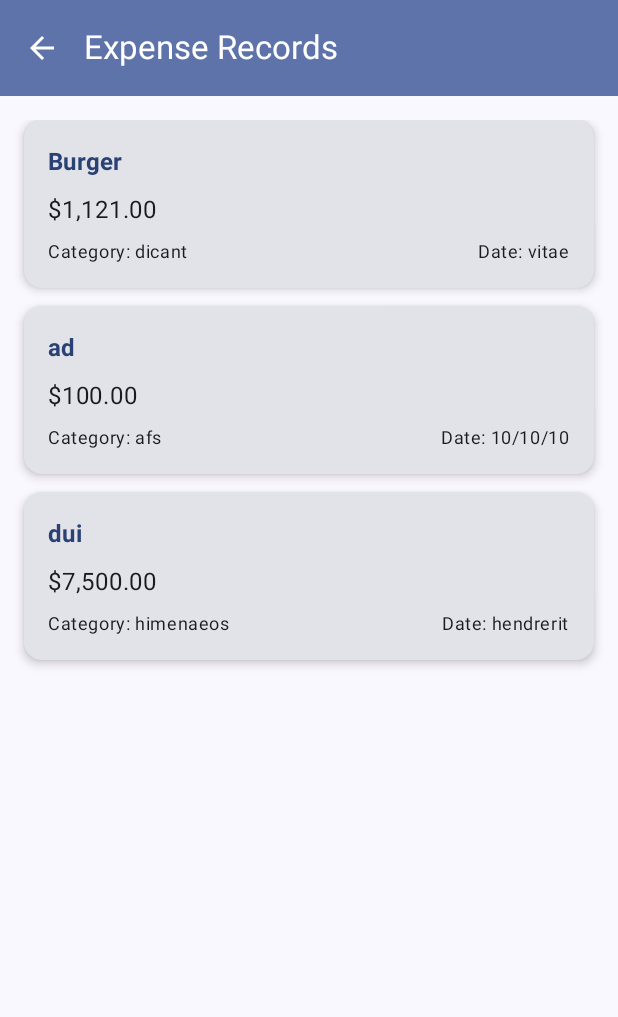
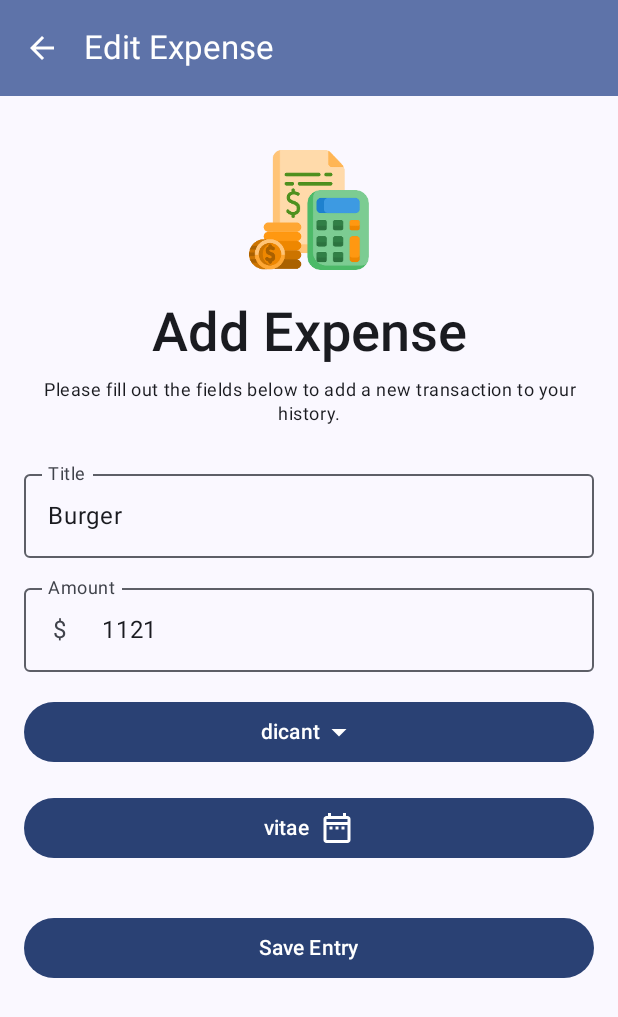
Before and after one commit to pinsensius/Assesment1_0138, an Android app built with Jetpack Compose: the ExpenseListScreen screen opened through its navigation route, after a tap on "Burger", on a phone screen of 412 x 824 dp. Shown: the top 1017 px of the screen. Run offline under Robolectric (Android 15) with nearby library versions, the light colour scheme and no system bars.

Commit message:
Menambah navigasi dengan data ke halaman detail data ( Add Income dan Expense ) lalu menampilkan data tersebut dengan ID yang telah dipilih

```diff
--- a/app/src/main/java/com/boido0138/asesment1_0138/model/Expense.kt
+++ b/app/src/main/java/com/boido0138/asesment1_0138/model/Expense.kt
@@ -1,3 +1,9 @@
 package com.boido0138.asesment1_0138.model
 
-data class Expense(val title : String, val values : Int, val tags : String, val date : String)
+data class Expense(
+    val id : Long,
+    val title : String,
+    val values : Int,
+    val tags : String,
+    val date : String
+)
--- a/app/src/main/java/com/boido0138/asesment1_0138/model/ExpenseList.kt
+++ b/app/src/main/java/com/boido0138/asesment1_0138/model/ExpenseList.kt
@@ -5,7 +5,7 @@ object ExpenseList {
 
     val expenseList : List<Expense> get() = _expenseList
 
-    var tempExpense : Expense = Expense("", 0, "Tags" ,"Date")
+    var tempExpense : Expense = Expense(1,"", 0, "Tags" ,"Date")
 
     fun addToExpenseLis(expense: Expense){
         _expenseList.add(expense)
--- a/app/src/main/java/com/boido0138/asesment1_0138/model/ExpenseViewModel.kt
+++ b/app/src/main/java/com/boido0138/asesment1_0138/model/ExpenseViewModel.kt
@@ -5,13 +5,17 @@ import androidx.lifecycle.ViewModel
 class ExpenseViewModel : ViewModel() {
     val data = listOf(
         Expense(
-            "Burger", values = 1121, tags = "dicant", date = "vitae"
+            id = 1,"Burger", values = 1121, tags = "dicant", date = "vitae"
         ),
         Expense(
-            title = "ad", values = 100, tags = "afs", date = "10/10/10"
+            id = 2, title = "ad", values = 100, tags = "afs", date = "10/10/10"
         ),
         Expense(
-            title = "dui", values = 7500, tags = "himenaeos", date = "hendrerit"
+            id = 3, title = "dui", values = 7500, tags = "himenaeos", date = "hendrerit"
         )
     )
+
+    fun getExpense(id : Long): Expense?{
+        return data.find { it.id == id }
+    }
 }
--- a/app/src/main/java/com/boido0138/asesment1_0138/model/IncomeList.kt
+++ b/app/src/main/java/com/boido0138/asesment1_0138/model/IncomeList.kt
@@ -5,7 +5,7 @@ object IncomeList {
 
     val incomeList : List<Income> get() = _incomeList
 
-    var tempIncome : Income = Income("", 0,"Date")
+    var tempIncome : Income = Income(1,"", 0,"Date")
 
     fun addToIncomeList(income: Income){
         _incomeList.add(income)
--- a/app/src/main/java/com/boido0138/asesment1_0138/navigation/NavGraph.kt
+++ b/app/src/main/java/com/boido0138/asesment1_0138/navigation/NavGraph.kt
@@ -2,14 +2,18 @@ package com.boido0138.asesment1_0138.navigation
 
 import androidx.compose.runtime.Composable
 import androidx.navigation.NavHostController
+import androidx.navigation.NavType
 import androidx.navigation.compose.NavHost
 import androidx.navigation.compose.composable
 import androidx.navigation.compose.rememberNavController
+import androidx.navigation.navArgument
 import com.boido0138.asesment1_0138.ui.screen.AddExpenseScreen
 import com.boido0138.asesment1_0138.ui.screen.AddIncomeScreen
 import com.boido0138.asesment1_0138.ui.screen.ExpenseListScreen
 import com.boido0138.asesment1_0138.ui.screen.HomeScreen
 import com.boido0138.asesment1_0138.ui.screen.IncomeListScreen
+import com.boido0138.asesment1_0138.ui.screen.KEY_ID_EXPENSE
+import com.boido0138.asesment1_0138.ui.screen.KEY_ID_INCOME
 
 @Composable
 fun SetupNavGraph(navController: NavHostController = rememberNavController()){
@@ -36,5 +40,25 @@ fun SetupNavGraph(navController: NavHostController = rememberNavController()){
         composable(Screen.ExpenseList.route){
             ExpenseListScreen(navController)
         }
+
+        composable(
+            route = Screen.EditExpense.route,
+            arguments = listOf(
+                navArgument(KEY_ID_EXPENSE) { type = NavType.LongType }
+            )
+        ){ navBackStackEntry ->
+            val id = navBackStackEntry.arguments?.getLong(KEY_ID_EXPENSE)
+            AddExpenseScreen(navController, id)
+        }
+
+        composable(
+            route = Screen.EditIncome.route,
+            arguments = listOf(
+                navArgument(KEY_ID_INCOME) { type = NavType.LongType }
+            )
+        ){ navBackStackEntry ->
+            val id = navBackStackEntry.arguments?.getLong(KEY_ID_INCOME)
+            AddIncomeScreen(navController, id)
+        }
     }
 }
--- a/app/src/main/java/com/boido0138/asesment1_0138/navigation/Screen.kt
+++ b/app/src/main/java/com/boido0138/asesment1_0138/navigation/Screen.kt
@@ -1,4 +1,7 @@
 package com.boido0138.asesment1_0138.navigation
+
+import com.boido0138.asesment1_0138.ui.screen.KEY_ID_EXPENSE
+import com.boido0138.asesment1_0138.ui.screen.KEY_ID_INCOME
 
 sealed class Screen ( val route : String ){
     data object Home : Screen("homeScreen")
@@ -6,4 +9,12 @@ sealed class Screen ( val route : String ){
     data object AddIncome : Screen("addIncomeScreen")
     data object IncomeList : Screen("incomeListScreen")
     data object ExpenseList : Screen("expenseListScreen")
+
+    data object EditExpense : Screen("addExpenseScreen/{$KEY_ID_EXPENSE}"){
+        fun withId(id : Long) = "addExpenseScreen/$id"
+    }
+
+    data object EditIncome : Screen("addIncomeScreen/{$KEY_ID_INCOME}"){
+        fun withId(id : Long) = "addIncomeScreen/$id"
+    }
 }
--- a/app/src/main/java/com/boido0138/asesment1_0138/ui/screen/AddExpense.kt
+++ b/app/src/main/java/com/boido0138/asesment1_0138/ui/screen/AddExpense.kt
@@ -21,21 +21,26 @@ import androidx.compose.ui.res.painterResource
 import androidx.compose.ui.res.stringResource
 import androidx.compose.ui.text.font.FontWeight
 import androidx.compose.ui.text.input.ImeAction
+import androidx.compose.ui.text.input.KeyboardCapitalization
 import androidx.compose.ui.text.input.KeyboardType
 import androidx.compose.ui.text.style.TextAlign
 import androidx.compose.ui.tooling.preview.Preview
 import androidx.compose.ui.unit.dp
+import androidx.lifecycle.viewmodel.compose.viewModel
 import androidx.navigation.NavController
 import androidx.navigation.compose.rememberNavController
 import com.boido0138.asesment1_0138.R
 import com.boido0138.asesment1_0138.model.Expense
 import com.boido0138.asesment1_0138.model.ExpenseList
+import com.boido0138.asesment1_0138.model.ExpenseViewModel
 import com.boido0138.asesment1_0138.ui.theme.Asesment1_0138Theme
 import java.util.*
 
+const val KEY_ID_EXPENSE = "idExpense"
+
 @OptIn(ExperimentalMaterial3Api::class)
 @Composable
-fun AddExpenseScreen(navController: NavController) {
+fun AddExpenseScreen(navController: NavController, id : Long? = null) {
     Scaffold(
         topBar = {
             TopAppBar(
@@ -48,7 +53,17 @@ fun AddExpenseScreen(navController: NavController) {
                         )
                     }
                 },
-                title = { Text(text = stringResource(id = R.string.app_name)) },
+                title = {
+                    if(id == null){
+                        Text(
+                            text = stringResource(id = R.string.add_expense)
+                        )
+                    }else{
+                        Text(
+                            text = stringResource(id = R.string.edit_expense)
+                        )
+                    }
+                },
                 colors = TopAppBarDefaults.mediumTopAppBarColors(
                     containerColor = MaterialTheme.colorScheme.primaryContainer,
                     titleContentColor = MaterialTheme.colorScheme.onPrimaryContainer
@@ -61,18 +76,20 @@ fun AddExpenseScreen(navController: NavController) {
                 .padding(innerPadding)
                 .padding(16.dp)
                 .fillMaxSize(),
-            navController = navController
+            navController = navController,
+            id = id
         )
     }
 }
 
 @OptIn(ExperimentalMaterial3Api::class)
 @Composable
-fun AddExpenseScreenContent(modifier: Modifier = Modifier, navController: NavController) {
+fun AddExpenseScreenContent(modifier: Modifier = Modifier, navController: NavController, id : Long? = null) {
+    val viewModel : ExpenseViewModel = viewModel()
     val dateLabel = stringResource(id = R.string.date_label)
     val tagsLabel = stringResource(id = R.string.tags_label)
 
-    ExpenseList.tempExpense = Expense("", 0, tagsLabel ,dateLabel)
+    ExpenseList.tempExpense = Expense(1, "", 0, tagsLabel ,dateLabel)
 
     var value by rememberSaveable { mutableStateOf(ExpenseList.tempExpense.values.toString()) }
     var valueError by rememberSaveable { mutableStateOf(false) }
@@ -93,6 +110,15 @@ fun AddExpenseScreenContent(modifier: Modifier = Modifier, navController: NavCon
     var dateError by rememberSaveable { mutableStateOf(false) }
     var dateExpanded by rememberSaveable { mutableStateOf(false) }
     val dateState = rememberDatePickerState()
+
+    LaunchedEffect(Unit) {
+        if(id == null) return@LaunchedEffect
+        val data = viewModel.getExpense(id) ?: return@LaunchedEffect
+        title = data.title
+        value = data.values.toString()
+        tags = data.tags
+        date = data.date
+    }
 
 
     Column(
@@ -128,11 +154,14 @@ fun AddExpenseScreenContent(modifier: Modifier = Modifier, navController: NavCon
             value = title,
             onValueChange = {
                 title = it
-                ExpenseList.tempExpense = Expense(title,value.toIntOrNull() ?: 0, tags, date)
+                ExpenseList.tempExpense = Expense(1, title,value.toIntOrNull() ?: 0, tags, date)
             },
             label = { Text(stringResource(R.string.title_label)) },
             trailingIcon = { IconSelector(titleError) },
-            keyboardOptions = KeyboardOptions.Default.copy(imeAction = ImeAction.Next),
+            keyboardOptions = KeyboardOptions.Default.copy(
+                imeAction = ImeAction.Next,
+                capitalization = KeyboardCapitalization.Words
+            ),
             isError = titleError,
             singleLine = true,
             modifier = Modifier.fillMaxWidth()
@@ -145,7 +174,7 @@ fun AddExpenseScreenContent(modifier: Modifier = Modifier, navController: NavCon
             value = value,
             onValueChange = {
                 value = it
-                ExpenseList.tempExpense = Expense(title, value.toIntOrNull() ?: 0, tags, date)
+                ExpenseList.tempExpense = Expense(1, title, value.toIntOrNull() ?: 0, tags, date)
             },
             label = { Text(stringResource(R.string.money_label)) },
             leadingIcon = { Text(stringResource(R.string.rp)) },
@@ -182,7 +211,7 @@ fun AddExpenseScreenContent(modifier: Modifier = Modifier, navController: NavCon
                         onClick = {
                             tags = tag
                             tagsExpanded = false
-                            ExpenseList.tempExpense = Expense(title, value.toIntOrNull() ?: 0, tags, date)
+                            ExpenseList.tempExpense = Expense(1, title, value.toIntOrNull() ?: 0, tags, date)
                         }
                     )
                 }
@@ -209,7 +238,7 @@ fun AddExpenseScreenContent(modifier: Modifier = Modifier, navController: NavCon
                             dateState.selectedDateMillis?.let { millis ->
                                 val cal = Calendar.getInstance().apply { timeInMillis = millis }
                                 date = "${cal.get(Calendar.DAY_OF_MONTH)}/${cal.get(Calendar.MONTH) + 1}/${cal.get(Calendar.YEAR)}"
-                                ExpenseList.tempExpense = Expense(title, value.toIntOrNull() ?: 0, tags, date)
+                                ExpenseList.tempExpense = Expense(1, title, value.toIntOrNull() ?: 0, tags, date)
                             }
                             dateExpanded = false
                         }) {
@@ -233,8 +262,8 @@ fun AddExpenseScreenContent(modifier: Modifier = Modifier, navController: NavCon
                 dateError = date.isBlank() || date == dateLabel
 
                 if (!titleError && !valueError && !tagsError && !dateError) {
-                    ExpenseList.addToExpenseLis(Expense(title, value.toInt(), tags, date))
-                    ExpenseList.tempExpense = Expense("", 0, tagsLabel ,dateLabel)
+                    ExpenseList.addToExpenseLis(Expense(1, title, value.toInt(), tags, date))
+                    ExpenseList.tempExpense = Expense(1, "", 0, tagsLabel ,dateLabel)
                     navController.popBackStack()
                 }
             },
--- a/app/src/main/java/com/boido0138/asesment1_0138/ui/screen/ExpenseList.kt
+++ b/app/src/main/java/com/boido0138/asesment1_0138/ui/screen/ExpenseList.kt
@@ -1,7 +1,6 @@
 package com.boido0138.asesment1_0138.ui.screen
 
         import android.content.res.Configuration
-import android.widget.Toast
         import androidx.compose.foundation.Image
         import androidx.compose.foundation.clickable
         import androidx.compose.foundation.layout.Arrangement
@@ -29,7 +28,6 @@ import androidx.compose.runtime.Composable
         import androidx.compose.ui.Alignment
         import androidx.compose.ui.Modifier
         import androidx.compose.ui.layout.ContentScale
-import androidx.compose.ui.platform.LocalContext
         import androidx.compose.ui.res.painterResource
         import androidx.compose.ui.res.stringResource
         import androidx.compose.ui.text.font.FontWeight
@@ -37,16 +35,17 @@ import androidx.compose.ui.text.style.TextOverflow
         import androidx.compose.ui.tooling.preview.Preview
         import androidx.compose.ui.unit.dp
         import androidx.lifecycle.viewmodel.compose.viewModel
-import androidx.navigation.NavController
+        import androidx.navigation.NavHostController
         import androidx.navigation.compose.rememberNavController
         import com.boido0138.asesment1_0138.R
         import com.boido0138.asesment1_0138.model.Expense
         import com.boido0138.asesment1_0138.model.ExpenseViewModel
+        import com.boido0138.asesment1_0138.navigation.Screen
         import com.boido0138.asesment1_0138.ui.theme.Asesment1_0138Theme
 
 @OptIn(ExperimentalMaterial3Api::class)
 @Composable
-fun ExpenseListScreen(navController: NavController) {
+fun ExpenseListScreen(navController: NavHostController) {
     Scaffold(
         topBar = {
             TopAppBar(
@@ -74,15 +73,15 @@ fun ExpenseListScreen(navController: NavController) {
                 .padding(innerPadding)
                 .padding(16.dp)
                 .fillMaxSize()
+            , navController = navController
         )
     }
 }
 
 @Composable
-fun ExpenseListScreenContent(modifier: Modifier = Modifier) {
+fun ExpenseListScreenContent(modifier: Modifier = Modifier, navController: NavHostController) {
     val viewModel : ExpenseViewModel = viewModel()
     val data = viewModel.data
-    val context = LocalContext.current
 
     if (data.isEmpty()) {
         Column(
@@ -111,8 +110,7 @@ fun ExpenseListScreenContent(modifier: Modifier = Modifier) {
                 DataCard(
                     expense = it
                 ){
-                    val message = context.getString(R.string.clicked_card, it.title)
-                    Toast.makeText(context, message, Toast.LENGTH_SHORT).show()
+                    navController.navigate(Screen.EditExpense.withId(it.id))
                 }
             }
         }
--- a/app/src/main/res/values/strings.xml
+++ b/app/src/main/res/values/strings.xml
@@ -29,4 +29,6 @@
     <string name="share_template">Expenses: %1$s\nIncome: %2$s\n\nMoney Now: %3$s</string>
     <string name="share_title">Share your data via…</string>
     <string name="clicked_card">%1$s is Clicked!</string>
+    <string name="edit_expense">Edit Expense</string>
+    <string name="edit_income">Edit Income</string>
 </resources>
```
Also changed, not shown: app/src/main/java/com/boido0138/asesment1_0138/model/Income.kt (+6 -1 lines), app/src/main/java/com/boido0138/asesment1_0138/model/IncomeViewModel.kt (+7 -3 lines), app/src/main/java/com/boido0138/asesment1_0138/ui/screen/AddIncome.kt (+37 -13 lines), app/src/main/java/com/boido0138/asesment1_0138/ui/screen/IncomeList.kt (+6 -8 lines), gradle/libs.versions.toml (line endings or trailing spaces), 1 other file. Lines whose indentation alone changed are shown as unchanged.
